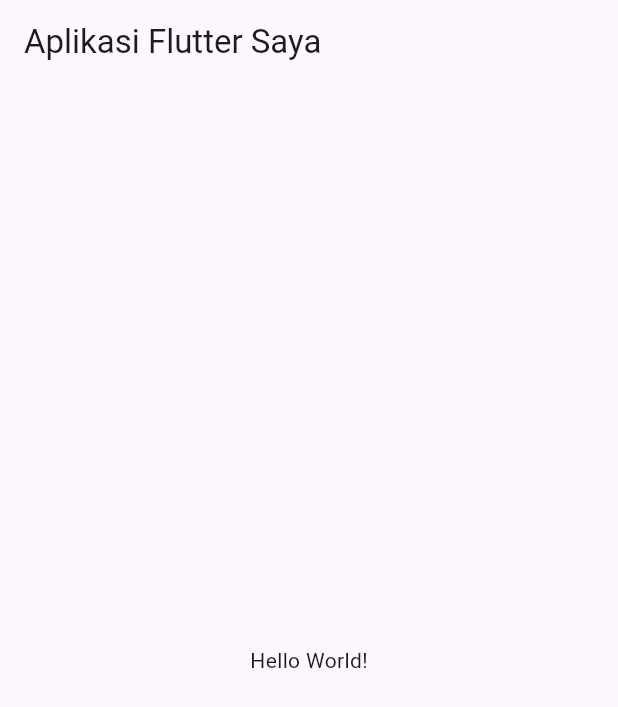
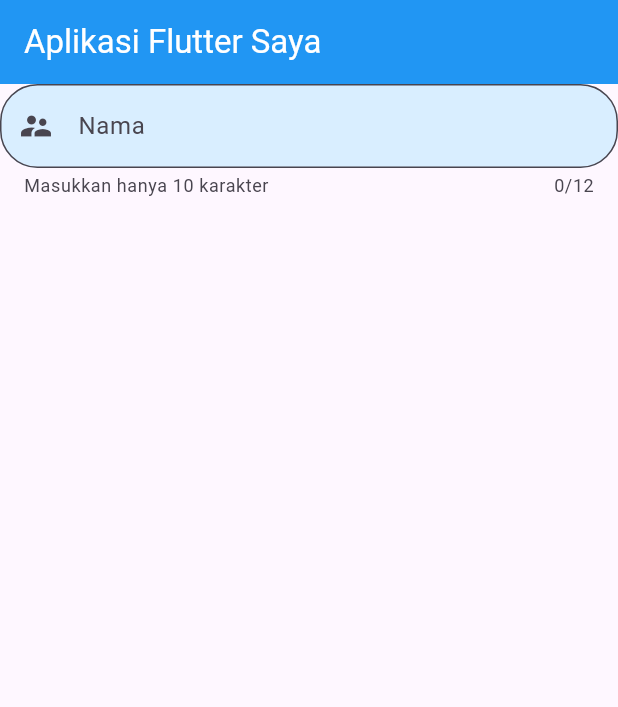
Before and after one commit to habijm/LearnFlutter, a Flutter app: the screen it shows after launch, on a phone screen of 412 x 824 dp. Shown: the top 707 px of the screen. Run offline on Flutter 3.47's test engine with Material 3 defaults, Android fonts, the phone set to English and light mode, and no system bars.

Commit message:
Belajar TextFormField

```diff
--- a/lib/main.dart
+++ b/lib/main.dart
@@ -10,11 +10,27 @@ class AplikasiSaya extends StatelessWidget {
     return MaterialApp(
       home: Scaffold(
         appBar: AppBar(
-          title: Text('Aplikasi Flutter Saya'),
-
+          title: Text('Aplikasi Flutter Saya',
+              style: TextStyle(color: Colors.white)),
+          backgroundColor: Colors.blue, // Ganti dengan warna yang Anda inginkan
         ),
-        body: Center(
-          child: Text('Hello World!'),
+        body: TextFormField(
+          //obscureText: true,
+          //initialValue: 'andy',
+          maxLength: 12,
+          decoration: InputDecoration(
+            border: OutlineInputBorder(
+              borderRadius: BorderRadius.circular(25),
+              borderSide: BorderSide(color: Colors.blue),
+            ),
+            filled: true,
+            fillColor: const Color.fromARGB(255, 217, 238, 255),
+            hintText: 'Masukkan nama Anda',
+            labelText: 'Nama',
+            helperText: 'Masukkan hanya 10 karakter',
+            prefixIcon: Icon(Icons.supervisor_account), // Icon di sebelah kiri
+            //suffixIcon: Icon(Icons.close), // Icon di sebelah kanan
+          ),
         ),
       ),
     );
```
